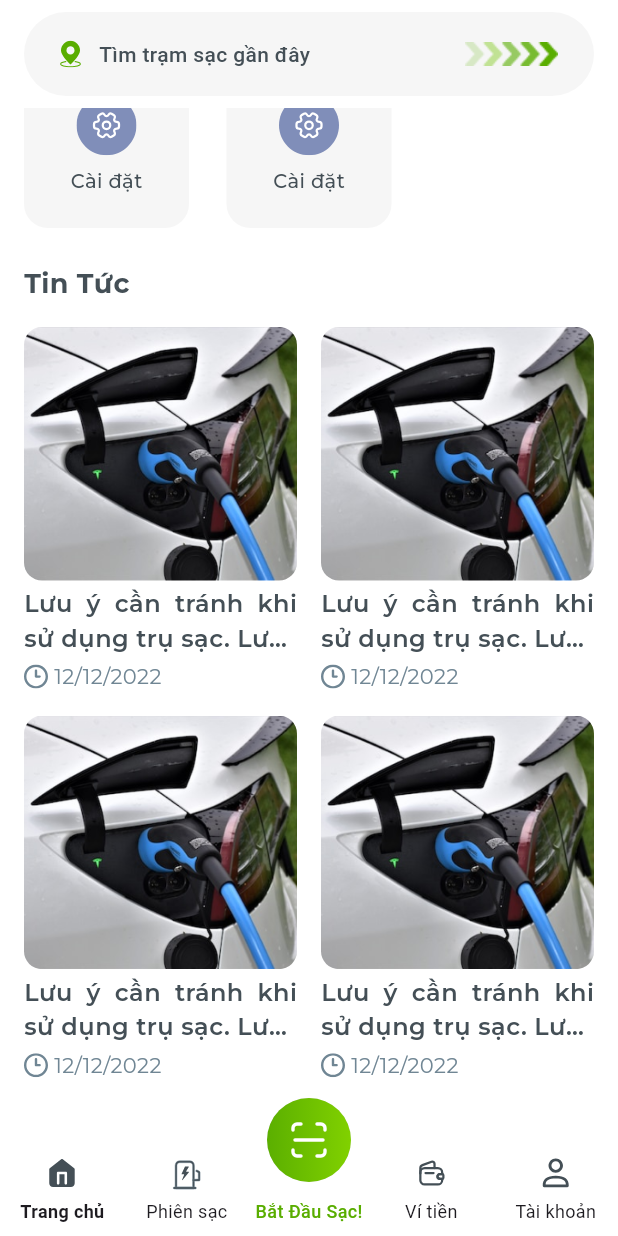
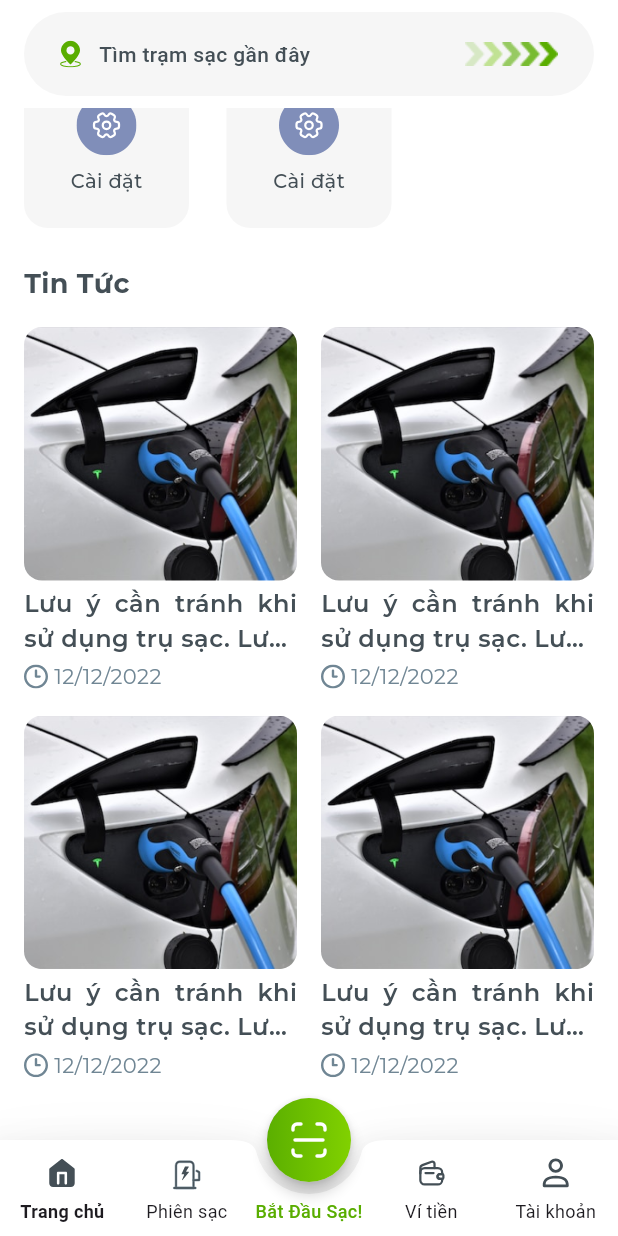
Before and after one commit to NBaHao/dashboard_ui, a Flutter app: the screen it shows after launch, scrolled down 1273 dp, on a phone screen of 412 x 824 dp. Run offline on Flutter 3.47's test engine with Material 3 defaults, Android fonts, the light colour scheme and no system bars; our stand-ins replace carousel_slider, flutter_svg, google_fonts, smooth_page_indicator.

Commit message:
fix: refine shadow effect for Navigation Bar

```diff
--- a/lib/app.dart
+++ b/lib/app.dart
@@ -60,7 +60,7 @@ class _AppState extends State<App> {
     return FloatingActionButton(
       onPressed: () {},
       shape: const CircleBorder(),
-      elevation: 0,
+      elevation: 4,
       child: Container(
         padding: const EdgeInsets.all(12),
         height: 60,
@@ -81,6 +81,8 @@ class _AppState extends State<App> {
 
   BottomAppBar navBar() {
     return BottomAppBar(
+      elevation: 20,
+      shadowColor: Colors.black,
       color: Colors.white,
       height: 64,
       padding: const EdgeInsets.fromLTRB(0, 12, 0, 8),
```
